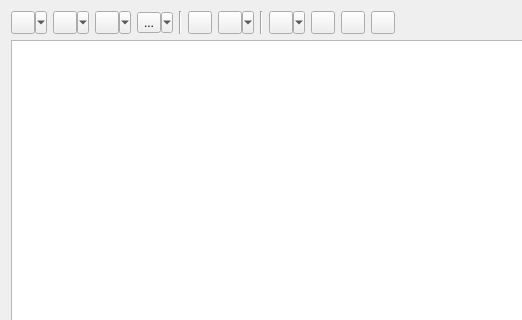
Above: lib/ui/widgets/metadata/nodes.ui from metgem/metgem before the change; both pictures show x 0 to 522 and y 0 to 320 of the 633 by 412 pixel window. Below: the same form after it.
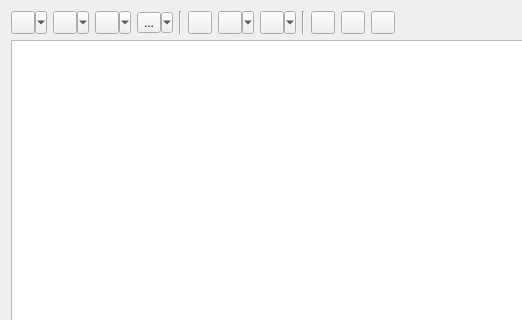
That is the form after the change. Icons and pictures are not drawn. Custom widgets are drawn as their Qt base class.

Commit message: Update nodes icons

```diff
--- a/lib/ui/widgets/metadata/nodes.ui
+++ b/lib/ui/widgets/metadata/nodes.ui
@@ -140,13 +140,6 @@
        </property>
       </widget>
      </item>
-     <item>
-      <widget class="Line" name="line_2">
-       <property name="orientation">
-        <enum>Qt::Vertical</enum>
-       </property>
-      </widget>
-     </item>
      <item>
       <widget class="QToolButton" name="btFindStandards">
        <property name="toolTip">
@@ -167,6 +160,13 @@
        </property>
       </widget>
      </item>
+     <item>
+      <widget class="Line" name="line_2">
+       <property name="orientation">
+        <enum>Qt::Vertical</enum>
+       </property>
+      </widget>
+     </item>
      <item>
       <widget class="QToolButton" name="btEditGroupMapping">
        <property name="toolTip">
```
Left out of the diff: 10 changed lines with no effect on the pictures. The commit also changes 5 other files.
